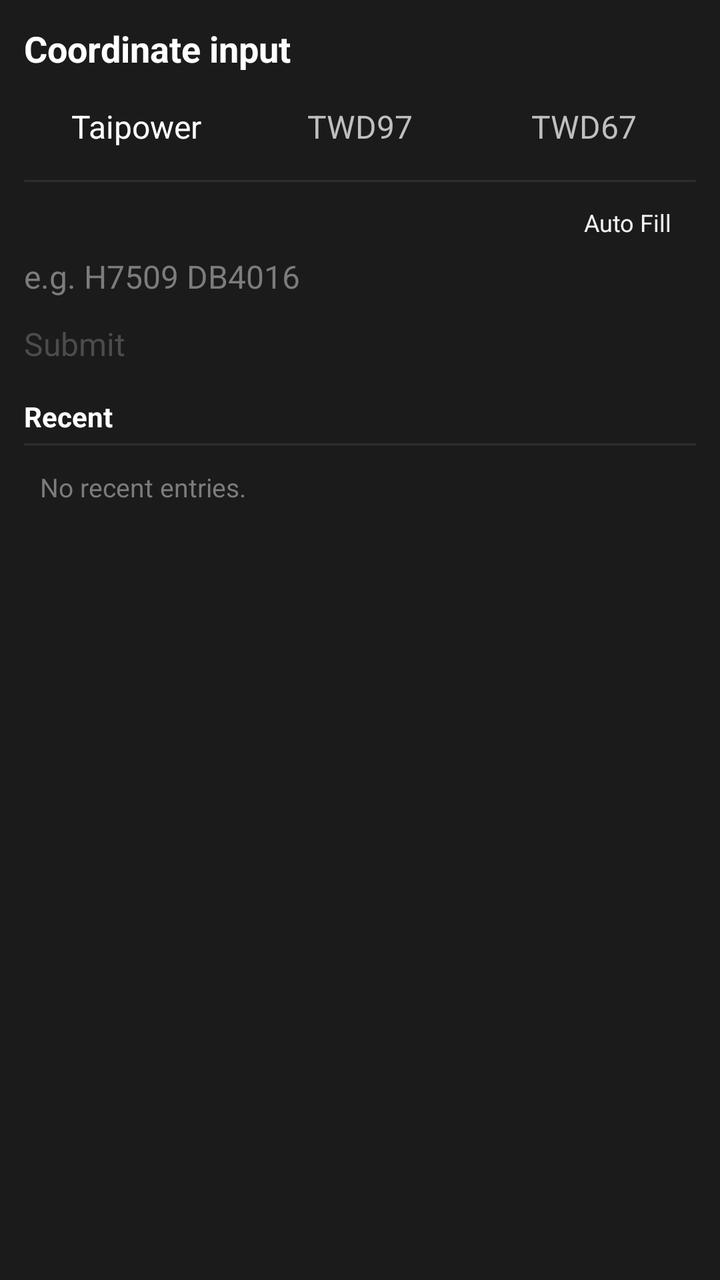
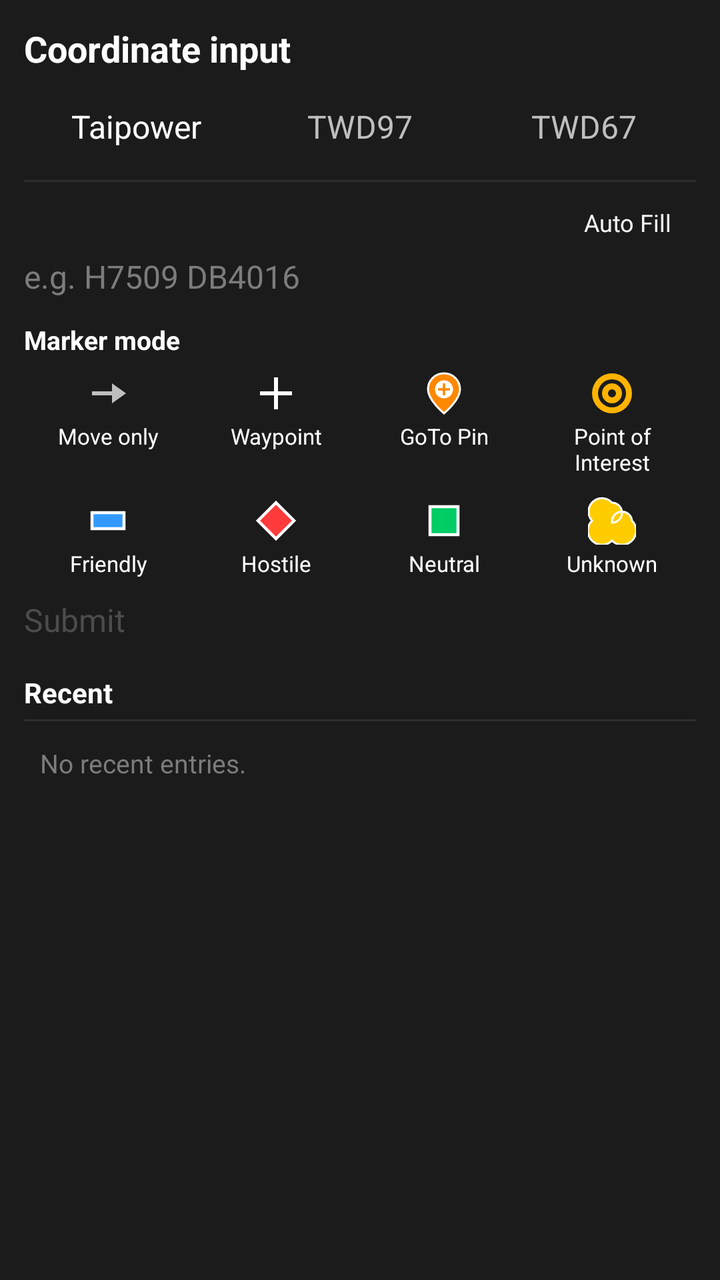

Two renders of the same Android screen: before a commit and after it. Below are the layout's source before the change and the commit's diff.
<!-- AndroidManifest.xml: application theme AppTheme -->
<!-- res/layout/tw_coord_goto.xml -->
<?xml version="1.0" encoding="utf-8"?>
<LinearLayout xmlns:android="http://schemas.android.com/apk/res/android"
    android:id="@+id/goto_root"
    android:layout_width="match_parent"
    android:layout_height="match_parent"
    android:orientation="vertical"
    android:padding="12dp"
    android:background="#1B1B1B">

    <TextView
        android:id="@+id/goto_title"
        android:layout_width="match_parent"
        android:layout_height="wrap_content"
        android:text="@string/goto_title"
        android:textColor="#FFFFFF"
        android:textSize="18sp"
        android:textStyle="bold"
        android:paddingBottom="8dp"/>

    
    <RadioGroup
        android:id="@+id/goto_tabs"
        android:layout_width="match_parent"
        android:layout_height="wrap_content"
        android:orientation="horizontal"
        android:layout_marginBottom="8dp">

        <RadioButton
            android:id="@+id/goto_tab_taipower"
            android:layout_width="0dp"
            android:layout_height="wrap_content"
            android:layout_weight="1"
            android:text="@string/goto_tab_taipower"
            android:textColor="#FFFFFF"
            android:button="@null"
            android:gravity="center"
            android:background="?android:attr/selectableItemBackground"
            android:padding="8dp"
            android:checked="true"/>

        <RadioButton
            android:id="@+id/goto_tab_twd97"
            android:layout_width="0dp"
            android:layout_height="wrap_content"
            android:layout_weight="1"
            android:text="@string/goto_tab_twd97"
            android:textColor="#BFBFBF"
            android:button="@null"
            android:gravity="center"
            android:background="?android:attr/selectableItemBackground"
            android:padding="8dp"/>

        <RadioButton
            android:id="@+id/goto_tab_twd67"
            android:layout_width="0dp"
            android:layout_height="wrap_content"
            android:layout_weight="1"
            android:text="@string/goto_tab_twd67"
            android:textColor="#BFBFBF"
            android:button="@null"
            android:gravity="center"
            android:background="?android:attr/selectableItemBackground"
            android:padding="8dp"/>
    </RadioGroup>

    <View
        android:layout_width="match_parent"
        android:layout_height="1dp"
        android:background="#2E2E2E"
        android:layout_marginBottom="8dp"/>

    
    <LinearLayout
        android:id="@+id/goto_pane_taipower"
        android:layout_width="match_parent"
        android:layout_height="wrap_content"
        android:orientation="vertical"
        android:visibility="visible">

        <Button
            android:id="@+id/goto_autofill_taipower"
            android:layout_width="wrap_content"
            android:layout_height="wrap_content"
            android:layout_gravity="end"
            android:layout_marginBottom="4dp"
            android:minHeight="0dp"
            android:paddingTop="4dp"
            android:paddingBottom="4dp"
            android:paddingStart="12dp"
            android:paddingEnd="12dp"
            android:textSize="12sp"
            android:text="@string/goto_btn_autofill"/>

        <EditText
            android:id="@+id/goto_input_taipower"
            android:layout_width="match_parent"
            android:layout_height="wrap_content"
            android:hint="@string/goto_hint_taipower"
            android:textColor="#FFFFFF"
            android:textColorHint="#7C7C7C"
            android:textSize="16sp"
            android:inputType="textCapCharacters"
            android:maxLines="1"
            android:imeOptions="actionGo"
            android:backgroundTint="#FFFFFF"
            android:autofillHints="postalAddress"/>

        <TextView
            android:id="@+id/goto_error_taipower"
            android:layout_width="match_parent"
            android:layout_height="wrap_content"
            android:textColor="#FF8A80"
            android:textSize="13sp"
            android:paddingTop="4dp"
            android:visibility="gone"/>
    </LinearLayout>

    
    <LinearLayout
        android:id="@+id/goto_pane_twd97"
        android:layout_width="match_parent"
        android:layout_height="wrap_content"
        android:orientation="vertical"
        android:visibility="gone">

        <Button
            android:id="@+id/goto_autofill_twd97"
            android:layout_width="wrap_content"
            android:layout_height="wrap_content"
            android:layout_gravity="end"
            android:layout_marginBottom="4dp"
            android:minHeight="0dp"
            android:paddingTop="4dp"
            android:paddingBottom="4dp"
            android:paddingStart="12dp"
            android:paddingEnd="12dp"
            android:textSize="12sp"
            android:text="@string/goto_btn_autofill"/>

        <EditText
            android:id="@+id/goto_input_twd97_easting"
            android:layout_width="match_parent"
            android:layout_height="wrap_content"
            android:hint="@string/goto_hint_easting"
            android:textColor="#FFFFFF"
            android:textColorHint="#7C7C7C"
            android:textSize="16sp"
            android:inputType="number"
            android:maxLines="1"
            android:backgroundTint="#FFFFFF"
            android:autofillHints="postalAddress"/>

        <EditText
            android:id="@+id/goto_input_twd97_northing"
            android:layout_width="match_parent"
            android:layout_height="wrap_content"
            android:layout_marginTop="6dp"
            android:hint="@string/goto_hint_northing"
            android:textColor="#FFFFFF"
            android:textColorHint="#7C7C7C"
            android:textSize="16sp"
            android:inputType="number"
            android:maxLines="1"
            android:backgroundTint="#FFFFFF"
            android:autofillHints="postalAddress"/>

        <TextView
            android:layout_width="match_parent"
            android:layout_height="wrap_content"
            android:layout_marginTop="6dp"
            android:text="@string/goto_zone_label"
            android:textColor="#BFBFBF"
            android:textSize="13sp"/>

        <RadioGroup
            android:id="@+id/goto_zone_twd97"
            android:layout_width="match_parent"
            android:layout_height="wrap_content"
            android:orientation="horizontal">
            <RadioButton
                android:id="@+id/goto_zone_twd97_121"
                android:layout_width="0dp"
                android:layout_height="wrap_content"
                android:layout_weight="1"
                android:text="@string/goto_zone_121"
                android:textColor="#FFFFFF"
                android:checked="true"/>
            <RadioButton
                android:id="@+id/goto_zone_twd97_119"
                android:layout_width="0dp"
                android:layout_height="wrap_content"
                android:layout_weight="1"
                android:text="@string/goto_zone_119"
                android:textColor="#FFFFFF"/>
        </RadioGroup>

        <TextView
            android:id="@+id/goto_advisory_twd97"
            android:layout_width="match_parent"
            android:layout_height="wrap_content"
            android:layout_marginTop="4dp"
            android:text="@string/goto_outer_island_advisory"
            android:textColor="#FFB74D"
            android:textSize="12sp"
            android:visibility="gone"/>

        <TextView
            android:id="@+id/goto_error_twd97"
            android:layout_width="match_parent"
            android:layout_height="wrap_content"
            android:textColor="#FF8A80"
            android:textSize="13sp"
            android:paddingTop="4dp"
            android:visibility="gone"/>
    </LinearLayout>

    
    <LinearLayout
        android:id="@+id/goto_pane_twd67"
        android:layout_width="match_parent"
        android:layout_height="wrap_content"
        android:orientation="vertical"
        android:visibility="gone">

        <Button
            android:id="@+id/goto_autofill_twd67"
            android:layout_width="wrap_content"
            android:layout_height="wrap_content"
            android:layout_gravity="end"
            android:layout_marginBottom="4dp"
            android:minHeight="0dp"
            android:paddingTop="4dp"
            android:paddingBottom="4dp"
            android:paddingStart="12dp"
            android:paddingEnd="12dp"
            android:textSize="12sp"
            android:text="@string/goto_btn_autofill"/>

        <EditText
            android:id="@+id/goto_input_twd67_easting"
            android:layout_width="match_parent"
            android:layout_height="wrap_content"
            android:hint="@string/goto_hint_easting"
            android:textColor="#FFFFFF"
            android:textColorHint="#7C7C7C"
            android:textSize="16sp"
            android:inputType="number"
            android:maxLines="1"
            android:backgroundTint="#FFFFFF"
            android:autofillHints="postalAddress"/>

        <EditText
            android:id="@+id/goto_input_twd67_northing"
            android:layout_width="match_parent"
            android:layout_height="wrap_content"
            android:layout_marginTop="6dp"
            android:hint="@string/goto_hint_northing"
            android:textColor="#FFFFFF"
            android:textColorHint="#7C7C7C"
            android:textSize="16sp"
            android:inputType="number"
            android:maxLines="1"
            android:backgroundTint="#FFFFFF"
            android:autofillHints="postalAddress"/>

        <TextView
            android:layout_width="match_parent"
            android:layout_height="wrap_content"
            android:layout_marginTop="6dp"
            android:text="@string/goto_zone_label"
            android:textColor="#BFBFBF"
            android:textSize="13sp"/>

        <RadioGroup
            android:id="@+id/goto_zone_twd67"
            android:layout_width="match_parent"
            android:layout_height="wrap_content"
            android:orientation="horizontal">
            <RadioButton
                android:id="@+id/goto_zone_twd67_121"
                android:layout_width="0dp"
                android:layout_height="wrap_content"
                android:layout_weight="1"
                android:text="@string/goto_zone_121"
                android:textColor="#FFFFFF"
                android:checked="true"/>
            <RadioButton
                android:id="@+id/goto_zone_twd67_119"
                android:layout_width="0dp"
                android:layout_height="wrap_content"
                android:layout_weight="1"
                android:text="@string/goto_zone_119"
                android:textColor="#FFFFFF"/>
        </RadioGroup>

        <TextView
            android:id="@+id/goto_advisory_twd67"
            android:layout_width="match_parent"
            android:layout_height="wrap_content"
            android:layout_marginTop="4dp"
            android:text="@string/goto_outer_island_advisory"
            android:textColor="#FFB74D"
            android:textSize="12sp"
            android:visibility="gone"/>

        <TextView
            android:id="@+id/goto_error_twd67"
            android:layout_width="match_parent"
            android:layout_height="wrap_content"
            android:textColor="#FF8A80"
            android:textSize="13sp"
            android:paddingTop="4dp"
            android:visibility="gone"/>
    </LinearLayout>

    
    <Button
        android:id="@+id/goto_btn_submit"
        android:layout_width="match_parent"
        android:layout_height="wrap_content"
        android:layout_marginTop="12dp"
        android:text="@string/goto_btn_submit"
        android:enabled="false"/>

    
    <LinearLayout
        android:id="@+id/goto_recent_section"
        android:layout_width="match_parent"
        android:layout_height="wrap_content"
        android:orientation="vertical"
        android:layout_marginTop="16dp">

        <TextView
            android:id="@+id/goto_recent_header"
            android:layout_width="match_parent"
            android:layout_height="wrap_content"
            android:text="@string/goto_recent_header"
            android:textColor="#FFFFFF"
            android:textSize="14sp"
            android:textStyle="bold"/>

        <View
            android:layout_width="match_parent"
            android:layout_height="1dp"
            android:background="#2E2E2E"
            android:layout_marginTop="4dp"
            android:layout_marginBottom="4dp"/>

        <TextView
            android:id="@+id/goto_recent_empty"
            android:layout_width="match_parent"
            android:layout_height="wrap_content"
            android:text="@string/goto_recent_empty"
            android:textColor="#7C7C7C"
            android:textSize="13sp"
            android:padding="8dp"/>

        <LinearLayout
            android:id="@+id/goto_recent_list"
            android:layout_width="match_parent"
            android:layout_height="wrap_content"
            android:orientation="vertical"/>
    </LinearLayout>

</LinearLayout>
<!-- resources referenced by this layout -->
<resources>
  <string name="goto_btn_autofill">Auto Fill</string>
  <string name="goto_btn_submit">Submit</string>
  <string name="goto_hint_easting">Easting (m)</string>
  <string name="goto_hint_northing">Northing (m)</string>
  <string name="goto_hint_taipower">e.g. H7509 DB4016</string>
  <string name="goto_outer_island_advisory">Outer-island accuracy: ±10–20 m vs the official 7-parameter datum shift.</string>
  <string name="goto_recent_empty">No recent entries.</string>
  <string name="goto_recent_header">Recent</string>
  <string name="goto_tab_taipower">Taipower</string>
  <string name="goto_tab_twd67">TWD67</string>
  <string name="goto_tab_twd97">TWD97</string>
  <string name="goto_title">Coordinate input</string>
  <string name="goto_zone_119">119 (outer island)</string>
  <string name="goto_zone_121">121 (main island)</string>
  <string name="goto_zone_label">Zone</string>
  <style name="AppTheme" parent="@android:style/Theme.Holo">
          <item name="android:buttonStyle">@android:style/Widget.Button</item>
          <item name="android:imageButtonStyle">@android:style/Widget.Button</item>
          <item name="android:buttonStyleToggle">@android:style/Widget.Button</item>
      </style>
</resources>

<!-- the commit's change to res/layout/tw_coord_goto.xml (unified diff, before → after) -->
@@ -314,11 +314,141 @@
     </LinearLayout>
 
     
+    <TextView
+        android:id="@+id/goto_marker_mode_header"
+        android:layout_width="match_parent"
+        android:layout_height="wrap_content"
+        android:layout_marginTop="12dp"
+        android:text="@string/goto_marker_mode_header"
+        android:textColor="#FFFFFF"
+        android:textSize="13sp"
+        android:textStyle="bold"/>
+
+    <LinearLayout
+        android:layout_width="match_parent"
+        android:layout_height="wrap_content"
+        android:orientation="horizontal"
+        android:layout_marginTop="2dp">
+        <RadioButton
+            android:id="@+id/goto_mode_move"
+            android:layout_width="0dp"
+            android:layout_height="wrap_content"
+            android:layout_weight="1"
+            android:text="@string/goto_mode_move"
+            android:textColor="#FFFFFF"
+            android:textSize="11sp"
+            android:button="@null"
+            android:drawableTop="@drawable/ic_marker_move"
+            android:drawablePadding="2dp"
+            android:gravity="center"
+            android:padding="4dp"
+            android:checked="true"/>
+        <RadioButton
+            android:id="@+id/goto_mode_waypoint"
+            android:layout_width="0dp"
+            android:layout_height="wrap_content"
+            android:layout_weight="1"
+            android:text="@string/goto_mode_waypoint"
+            android:textColor="#FFFFFF"
+            android:textSize="11sp"
+            android:button="@null"
+            android:drawableTop="@drawable/ic_marker_waypoint"
+            android:drawablePadding="2dp"
+            android:gravity="center"
+            android:padding="4dp"/>
+        <RadioButton
+            android:id="@+id/goto_mode_mission"
+            android:layout_width="0dp"
+            android:layout_height="wrap_content"
+            android:layout_weight="1"
+            android:text="@string/goto_mode_mission"
+            android:textColor="#FFFFFF"
+            android:textSize="11sp"
+            android:button="@null"
+            android:drawableTop="@drawable/ic_marker_mission"
+            android:drawablePadding="2dp"
+            android:gravity="center"
+            android:padding="4dp"/>
+        <RadioButton
+            android:id="@+id/goto_mode_spi"
+            android:layout_width="0dp"
+            android:layout_height="wrap_content"
+            android:layout_weight="1"
+            android:text="@string/goto_mode_spi"
+            android:textColor="#FFFFFF"
+            android:textSize="11sp"
+            android:button="@null"
+            android:drawableTop="@drawable/ic_marker_spi"
+            android:drawablePadding="2dp"
+            android:gravity="center"
+            android:padding="4dp"/>
+    </LinearLayout>
+
+    <LinearLayout
+        android:layout_width="match_parent"
+        android:layout_height="wrap_content"
+        android:orientation="horizontal"
+        android:layout_marginTop="2dp">
+        <RadioButton
+            android:id="@+id/goto_mode_friendly"
+            android:layout_width="0dp"
+            android:layout_height="wrap_content"
+            android:layout_weight="1"
+            android:text="@string/goto_mode_friendly"
+            android:textColor="#FFFFFF"
+            android:textSize="11sp"
+            android:button="@null"
+            android:drawableTop="@drawable/ic_marker_friendly"
+            android:drawablePadding="2dp"
+            android:gravity="center"
+            android:padding="4dp"/>
+        <RadioButton
+            android:id="@+id/goto_mode_hostile"
+            android:layout_width="0dp"
+            android:layout_height="wrap_content"
+            android:layout_weight="1"
+            android:text="@string/goto_mode_hostile"
+            android:textColor="#FFFFFF"
+            android:textSize="11sp"
+            android:button="@null"
+            android:drawableTop="@drawable/ic_marker_hostile"
+            android:drawablePadding="2dp"
+            android:gravity="center"
+            android:padding="4dp"/>
+        <RadioButton
+            android:id="@+id/goto_mode_neutral"
+            android:layout_width="0dp"
+            android:layout_height="wrap_content"
+            android:layout_weight="1"
+            android:text="@string/goto_mode_neutral"
+            android:textColor="#FFFFFF"
+            android:textSize="11sp"
+            android:button="@null"
+            android:drawableTop="@drawable/ic_marker_neutral"
+            android:drawablePadding="2dp"
+            android:gravity="center"
+            android:padding="4dp"/>
+        <RadioButton
+            android:id="@+id/goto_mode_unknown"
+            android:layout_width="0dp"
+            android:layout_height="wrap_content"
+            android:layout_weight="1"
+            android:text="@string/goto_mode_unknown"
+            android:textColor="#FFFFFF"
+            android:textSize="11sp"
+            android:button="@null"
+            android:drawableTop="@drawable/ic_marker_unknown"
+            android:drawablePadding="2dp"
+            android:gravity="center"
+            android:padding="4dp"/>
+    </LinearLayout>
+
+    
     <Button
         android:id="@+id/goto_btn_submit"
         android:layout_width="match_parent"
         android:layout_height="wrap_content"
-        android:layout_marginTop="12dp"
+        android:layout_marginTop="6dp"
         android:text="@string/goto_btn_submit"
         android:enabled="false"/>
 
<!-- resource entries referenced after the edit -->
@@ -1,10 +1,80 @@
 <!-- resources referenced by this layout -->
 <resources>
+  <!-- drawable ic_marker_friendly (drawable) -->
+  <?xml version="1.0" encoding="utf-8"?>
+  <vector xmlns:android="http://schemas.android.com/apk/res/android"
+      android:width="24dp"
+      android:height="24dp"
+      android:viewportWidth="24"
+      android:viewportHeight="24">
+      <path
+          android:fillColor="#3399FF"
+          android:strokeColor="#FFFFFF"
+          android:strokeWidth="1.5"
+          android:pathData="M4,8 L20,8 L20,16 L4,16 Z"/>
+  </vector>
+  <!-- drawable ic_marker_hostile (drawable) -->
+  <?xml version="1.0" encoding="utf-8"?>
+  <vector xmlns:android="http://schemas.android.com/apk/res/android"
+      android:width="24dp"
+      android:height="24dp"
+      android:viewportWidth="24"
+      android:viewportHeight="24">
+      <path
+          android:fillColor="#FF3B3B"
+          android:strokeColor="#FFFFFF"
+          android:strokeWidth="1.5"
+          android:pathData="M12,3 L21,12 L12,21 L3,12 Z"/>
+  </vector>
+  <!-- drawable ic_marker_move (drawable) -->
+  <?xml version="1.0" encoding="utf-8"?>
+  <vector xmlns:android="http://schemas.android.com/apk/res/android"
+      android:width="24dp"
+      android:height="24dp"
+      android:viewportWidth="24"
+      android:viewportHeight="24">
+      <path
+          android:fillColor="#BFBFBF"
+          android:pathData="M4,11 L14,11 L14,7 L21,12 L14,17 L14,13 L4,13 Z"/>
+  </vector>
+  <!-- drawable ic_marker_neutral (drawable) -->
+  <?xml version="1.0" encoding="utf-8"?>
+  <vector xmlns:android="http://schemas.android.com/apk/res/android"
+      android:width="24dp"
+      android:height="24dp"
+      android:viewportWidth="24"
+      android:viewportHeight="24">
+      <path
+          android:fillColor="#00CC66"
+          android:strokeColor="#FFFFFF"
+          android:strokeWidth="1.5"
+          android:pathData="M5,5 L19,5 L19,19 L5,19 Z"/>
+  </vector>
+  <!-- drawable ic_marker_waypoint (drawable) -->
+  <?xml version="1.0" encoding="utf-8"?>
+  <vector xmlns:android="http://schemas.android.com/apk/res/android"
+      android:width="24dp"
+      android:height="24dp"
+      android:viewportWidth="24"
+      android:viewportHeight="24">
+      <path
+          android:fillColor="#FFFFFF"
+          android:pathData="M11,4 L13,4 L13,11 L20,11 L20,13 L13,13 L13,20 L11,20 L11,13 L4,13 L4,11 L11,11 Z"/>
+  </vector>
   <string name="goto_btn_autofill">Auto Fill</string>
   <string name="goto_btn_submit">Submit</string>
   <string name="goto_hint_easting">Easting (m)</string>
   <string name="goto_hint_northing">Northing (m)</string>
   <string name="goto_hint_taipower">e.g. H7509 DB4016</string>
+  <string name="goto_marker_mode_header">Marker mode</string>
+  <string name="goto_mode_friendly">Friendly</string>
+  <string name="goto_mode_hostile">Hostile</string>
+  <string name="goto_mode_mission">GoTo Pin</string>
+  <string name="goto_mode_move">Move only</string>
+  <string name="goto_mode_neutral">Neutral</string>
+  <string name="goto_mode_spi">Point of Interest</string>
+  <string name="goto_mode_unknown">Unknown</string>
+  <string name="goto_mode_waypoint">Waypoint</string>
   <string name="goto_outer_island_advisory">Outer-island accuracy: ±10–20 m vs the official 7-parameter datum shift.</string>
   <string name="goto_recent_empty">No recent entries.</string>
   <string name="goto_recent_header">Recent</string>
